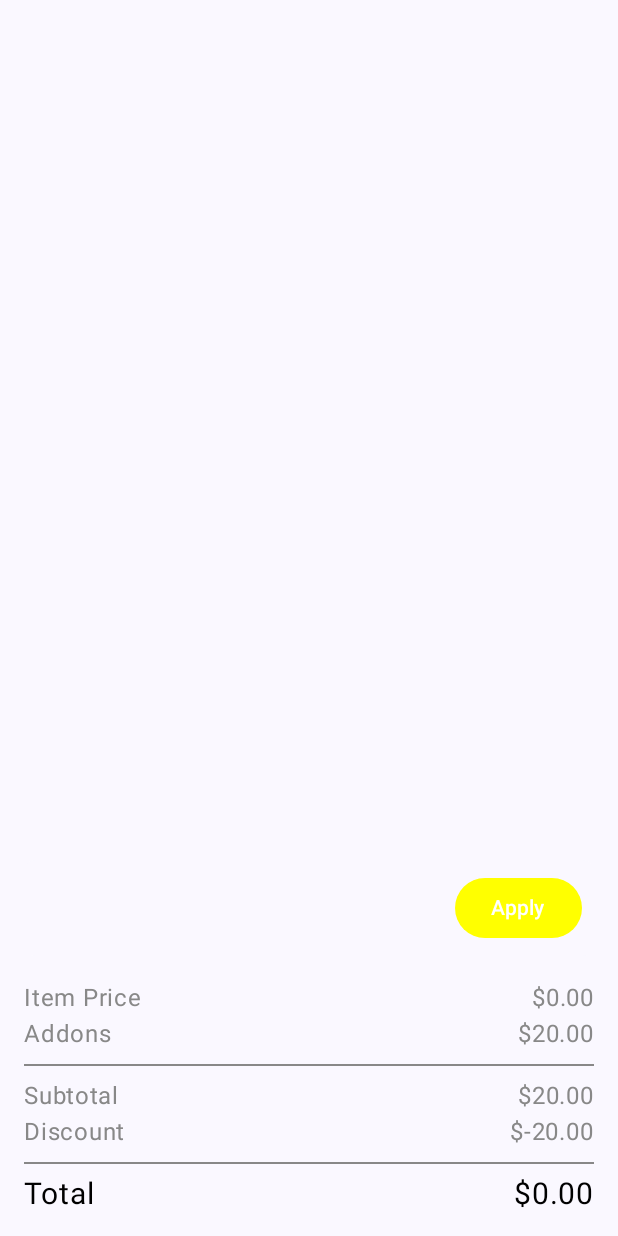
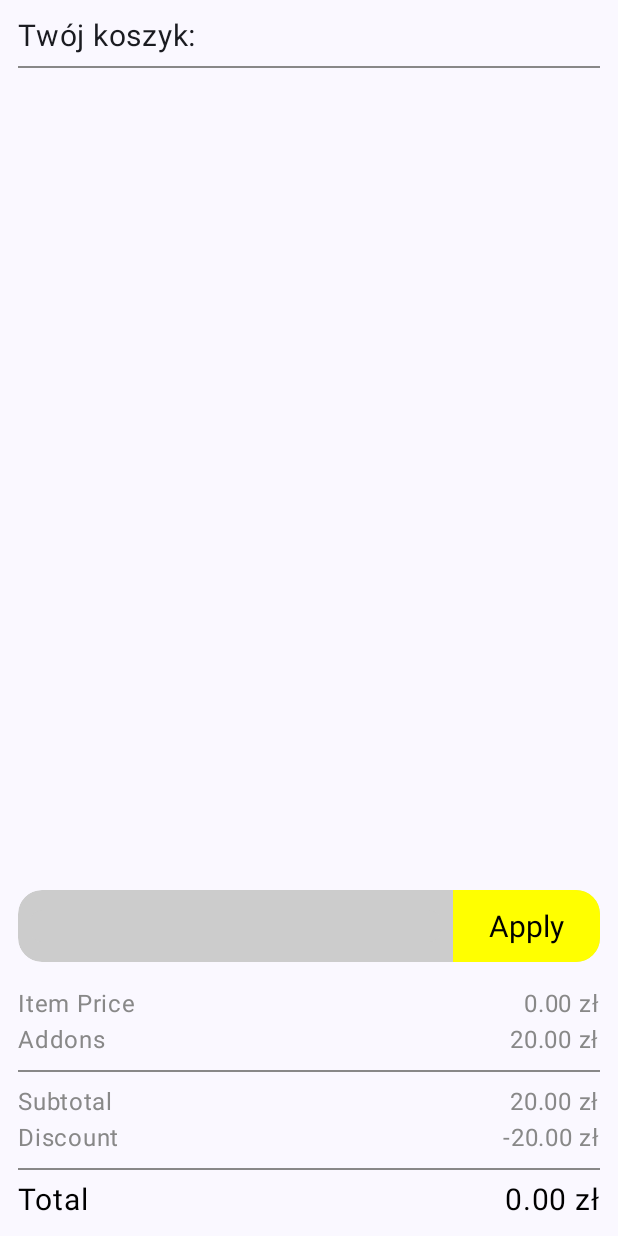
Before and after one commit to JakubWieclaw/restaurant_management_app, an Android app built with Jetpack Compose: the CartScreen screen opened through its navigation route, on a phone screen of 412 x 824 dp. Run offline under Robolectric (Android 15) with nearby library versions, the phone set to English and light mode, and no system bars.

Commit message:
Files and code cleanup

```diff
--- a/app/src/main/AndroidManifest.xml
+++ b/app/src/main/AndroidManifest.xml
@@ -15,7 +15,7 @@
         android:theme="@style/Theme.RestaurantManagementApp"
         tools:targetApi="31">
         <activity
-            android:name=".LoginScreen.MainActivity"
+            android:name=".HomeScreen.MainActivity"
             android:exported="true"
             android:label="@string/app_name"
             android:theme="@style/Theme.RestaurantManagementApp">
--- a/app/src/main/java/com/example/restaurantmanagementapp/MealScreen/Cart.kt
+++ b/app/src/main/java/com/example/restaurantmanagementapp/CartScreen/Cart.kt
@@ -1,21 +1,20 @@
-package com.example.restaurantmanagementapp.MealScreen
+package com.example.restaurantmanagementapp.CartScreen
 
 import androidx.compose.foundation.background
 import androidx.compose.foundation.layout.*
 import androidx.compose.foundation.lazy.LazyColumn
 import androidx.compose.foundation.lazy.itemsIndexed
+import androidx.compose.foundation.shape.RoundedCornerShape
 import androidx.compose.foundation.text.BasicTextField
 import androidx.compose.material3.*
 import androidx.compose.runtime.*
 import androidx.compose.ui.Alignment
 import androidx.compose.ui.Modifier
+import androidx.compose.ui.draw.clip
 import androidx.compose.ui.graphics.Color
 import androidx.compose.ui.text.TextStyle
-import androidx.compose.ui.tooling.preview.Preview
 import androidx.compose.ui.unit.dp
 import androidx.compose.ui.unit.sp
-import com.example.restaurantmanagementapp.R
-import com.example.restaurantmanagementapp.classes.Meal
 import com.example.restaurantmanagementapp.classes.OrderViewModel
 
 
@@ -26,9 +25,14 @@ fun CartScreen(orderViewModel: OrderViewModel) {
     Column(
         modifier = Modifier
             .fillMaxSize()
-            .padding(16.dp)
+            .padding(12.dp)
     ) {
-        // List of MealCartCards
+        Text(text="Twój koszyk: ",modifier = Modifier.height(24.dp), fontSize = 20.sp)
+        Divider(
+            color = Color.Gray,
+            modifier = Modifier.padding(vertical = 8.dp)
+        )
+        // MealCartCard list
         LazyColumn(
             modifier = Modifier.weight(1f)
         ) {
@@ -47,8 +51,8 @@ fun CartScreen(orderViewModel: OrderViewModel) {
         Row(
             modifier = Modifier
                 .fillMaxWidth()
-                .background(MaterialTheme.colorScheme.background, shape = MaterialTheme.shapes.small)
-                .padding(8.dp),
+                .clip(RoundedCornerShape(16.dp))
+                .background(color= Color.LightGray, shape = RoundedCornerShape(16.dp)),
             verticalAlignment = Alignment.CenterVertically
         ) {
             BasicTextField(
@@ -56,15 +60,16 @@ fun CartScreen(orderViewModel: OrderViewModel) {
                 onValueChange = { promoCode = it },
                 modifier = Modifier
                     .weight(1f)
-                    .padding(8.dp),
+                    .padding(start=8.dp,end=8.dp)
+                    .background(color= Color.LightGray, shape = MaterialTheme.shapes.small),
                 textStyle = TextStyle(fontSize = 18.sp)
             )
             Button(
                 onClick = { /* Handle apply promo code */ },
+                modifier = Modifier.background(color = Color.Yellow).clip(RoundedCornerShape(topStart=0.dp, topEnd = 16.dp, bottomStart = 0.dp, bottomEnd = 16.dp)),
                 colors = ButtonDefaults.buttonColors(containerColor = Color.Yellow),
-                modifier = Modifier.padding(start = 8.dp)
             ) {
-                Text(text = "Apply")
+                Text(text = "Apply", style = TextStyle(color= Color.Black), fontSize = 20.sp)
             }
         }
 
@@ -105,7 +110,7 @@ fun CartSummaryItem(label: String, price: Double, isTotal: Boolean = false) {
             color = if (isTotal) Color.Black else Color.Gray
         )
         Text(
-            text = "$${String.format("%.2f", price)}",
+            text = "${String.format("%.2f", price)} zł",
             fontSize = if (isTotal) 20.sp else 16.sp,
             color = if (isTotal) Color.Black else Color.Gray
         )
--- /dev/null
+++ b/app/src/main/java/com/example/restaurantmanagementapp/HomeScreen/MainScreen.kt
@@ -0,0 +1,49 @@
+package com.example.restaurantmanagementapp.HomeScreen
+
+import android.os.Bundle
+import androidx.activity.ComponentActivity
+import androidx.activity.compose.setContent
+import androidx.compose.foundation.layout.fillMaxSize
+import androidx.compose.material3.MaterialTheme
+import androidx.compose.material3.Surface
+import androidx.compose.runtime.Composable
+import androidx.compose.ui.Modifier
+import androidx.lifecycle.viewmodel.compose.viewModel
+import androidx.navigation.compose.rememberNavController
+import com.example.restaurantmanagementapp.TestData
+import com.example.restaurantmanagementapp.classes.OrderViewModel
+import com.example.restaurantmanagementapp.ui.theme.RestaurantManagementAppTheme
+
+class MainActivity : ComponentActivity() {
+    override fun onCreate(savedInstanceState: Bundle?) {
+        super.onCreate(savedInstanceState)
+        setContent {
+            RestaurantManagementAppTheme {
+                // A surface container using the 'background' color from the theme
+                Surface(
+                    modifier = Modifier.fillMaxSize(),
+                    color = MaterialTheme.colorScheme.background
+                ) {
+                    TestMainScreen()
+                }
+            }
+        }
+    }
+}
+
+@Composable
+fun TestMainScreen(){
+    val navController = rememberNavController()
+    val meals = TestData.mealListSample
+    val categories = TestData.categories
+    val images = TestData.imagesList
+    val orderViewModel: OrderViewModel = viewModel()
+
+    SetupNavGraph(
+        navController = navController,
+        images = images,
+        meals = meals,
+        categories = categories,
+        orderViewModel = orderViewModel
+    )
+}
--- /dev/null
+++ b/app/src/main/java/com/example/restaurantmanagementapp/HomeScreen/Navigation.kt
@@ -0,0 +1,47 @@
+package com.example.restaurantmanagementapp.HomeScreen
+import androidx.compose.runtime.Composable
+import androidx.navigation.NavHostController
+import androidx.navigation.compose.NavHost
+import androidx.navigation.compose.composable
+import com.example.restaurantmanagementapp.LoginScreen.LoginScreen
+import com.example.restaurantmanagementapp.CartScreen.CartScreen
+import com.example.restaurantmanagementapp.MealListScreen.MealList
+import com.example.restaurantmanagementapp.MealDetailsScreen.MealScreen
+import com.example.restaurantmanagementapp.RestaurantInfoScreen.RestaurantInfo
+import com.example.restaurantmanagementapp.classes.Meal
+import com.example.restaurantmanagementapp.classes.OrderViewModel
+
+@Composable
+fun SetupNavGraph(
+    navController: NavHostController,
+    images: List<Int>,
+    meals: List<Meal>,
+    categories: List<String>,
+    orderViewModel: OrderViewModel
+) {
+    NavHost(
+        navController = navController,
+        startDestination = "restaurantinfo"
+    ) {
+        composable("restaurantinfo") {
+            RestaurantInfo(images = images, navController = navController)
+        }
+        composable("loginscreen") {
+            LoginScreen()
+        }
+
+
+        composable("meallist") {
+            MealList(meals = meals, categories = categories, navController = navController, orderViewModel = orderViewModel)
+        }
+        composable("meal/{mealId}") { backStackEntry ->
+            val mealId = backStackEntry.arguments?.getString("mealId")
+            val meal = meals.find { it.id.toString() == mealId }!!
+            MealScreen(meal = meal, navController = navController, orderViewModel = orderViewModel)
+        }
+        composable("cart") {
+            CartScreen(orderViewModel = orderViewModel)
+        }
+
+    }
+}
--- a/app/src/main/java/com/example/restaurantmanagementapp/LoginScreen/MainLoginScreen.kt
+++ b/app/src/main/java/com/example/restaurantmanagementapp/LoginScreen/MainLoginScreen.kt
@@ -1,11 +1,7 @@
 package com.example.restaurantmanagementapp.LoginScreen
 
-import android.os.Bundle
-import androidx.activity.ComponentActivity
-import androidx.activity.compose.setContent
 import androidx.compose.foundation.Image
 import androidx.compose.foundation.layout.Column
-import androidx.compose.foundation.layout.fillMaxSize
 import androidx.compose.material3.Button
 import androidx.compose.material3.MaterialTheme
 import androidx.compose.material3.Surface
@@ -20,77 +16,17 @@ import androidx.compose.ui.Modifier
 import androidx.compose.ui.res.painterResource
 import androidx.compose.ui.res.stringResource
 import androidx.compose.ui.tooling.preview.Preview
-import androidx.lifecycle.viewmodel.compose.viewModel
-import androidx.navigation.NavController
-import androidx.navigation.compose.NavHost
-import androidx.navigation.compose.composable
-import androidx.navigation.compose.rememberNavController
-import com.example.restaurantmanagementapp.MealScreen.CartScreen
-import com.example.restaurantmanagementapp.MealScreen.MealList
-import com.example.restaurantmanagementapp.MealScreen.MealListPreview
-import com.example.restaurantmanagementapp.MealScreen.MealScreen
 import com.example.restaurantmanagementapp.R
-import com.example.restaurantmanagementapp.RestaurantInfoScreen.RestaurantInfo
-import com.example.restaurantmanagementapp.TestData
 import com.example.restaurantmanagementapp.apithings.CallbackHandler
-import com.example.restaurantmanagementapp.apithings.LoginRequest
 import com.example.restaurantmanagementapp.apithings.RegisterRequest
 import com.example.restaurantmanagementapp.apithings.RetrofitInstance
-import com.example.restaurantmanagementapp.classes.OrderViewModel
 import com.example.restaurantmanagementapp.ui.theme.RestaurantManagementAppTheme
-import retrofit2.Call
-import retrofit2.Callback
-import retrofit2.Response
-
-
-import com.google.gson.*
-import okhttp3.ResponseBody
 
 @Preview
 @Composable
 fun LoginScreenPreview(){
     RestaurantManagementAppTheme {
         LoginScreen()
-    }
-}
-class MainActivity : ComponentActivity() {
-    override fun onCreate(savedInstanceState: Bundle?) {
-        super.onCreate(savedInstanceState)
-        setContent {
-            RestaurantManagementAppTheme {
-                // A surface container using the 'background' color from the theme
-                Surface(
-                    modifier = Modifier.fillMaxSize(),
-                    color = MaterialTheme.colorScheme.background
-                ) {
-                    TestMainScreen()
-                }
-            }
-        }
-    }
-}
-
-@Composable
-fun TestMainScreen(){
-    val navController = rememberNavController()
-    val meals = TestData.mealListSample
-    val categories = TestData.categories
-    val images = TestData.imagesList
-    val orderViewModel: OrderViewModel = viewModel()
-
-    NavHost(
-        navController = navController, startDestination = "restaurantinfo"
-    ){
-        composable("restaurantinfo"){ RestaurantInfo(images = images, navController = navController)}
-        composable("meallist"){ MealList(meals,categories,navController,orderViewModel)}
-        composable("meal/{mealId}"){ backStackEntry ->
-            val mealId = backStackEntry.arguments?.getString("mealId")
-            val meal = meals.find{it.id.toString() == mealId}!!
-            MealScreen(meal,navController,orderViewModel)
-        }
-        composable("loginscreen"){LoginScreen()}
-        composable("cart"){CartScreen(orderViewModel)}
-
     }
 }
 
@@ -102,7 +38,6 @@ fun register(username:String, password:String){
         CallbackHandler(
             onSuccess = { responseBody ->
                 println("Odpowiedź: $responseBody")
-                // Tutaj możesz dodać dodatkowe akcje, np. zapis do bazy danych lub nawigację do innego ekranu
             },
             onError = { code, errorBody ->
                 println("Błąd: $code")
```
Also changed, not shown: app/src/main/java/com/example/restaurantmanagementapp/CartScreen/MealCartCard.kt (renamed from app/src/main/java/com/example/restaurantmanagementapp/MealScreen/MealCartCard.kt, +6 -10 lines), app/src/main/java/com/example/restaurantmanagementapp/MealDetailsScreen/MealDetails.kt (renamed from app/src/main/java/com/example/restaurantmanagementapp/MealScreen/MealDetails.kt, +3 -8 lines), app/src/main/java/com/example/restaurantmanagementapp/MealDetailsScreen/ReviewList.kt (renamed from app/src/main/java/com/example/restaurantmanagementapp/MealScreen/ReviewList.kt, +5 -7 lines), app/src/main/java/com/example/restaurantmanagementapp/MealListScreen/Footer.kt (added, +55 -0 lines), app/src/main/java/com/example/restaurantmanagementapp/MealListScreen/MealCard.kt (added, +128 -0 lines), app/src/main/java/com/example/restaurantmanagementapp/MealListScreen/MealList.kt (renamed from app/src/main/java/com/example/restaurantmanagementapp/MealScreen/MealList.kt, +2 -171 lines).
